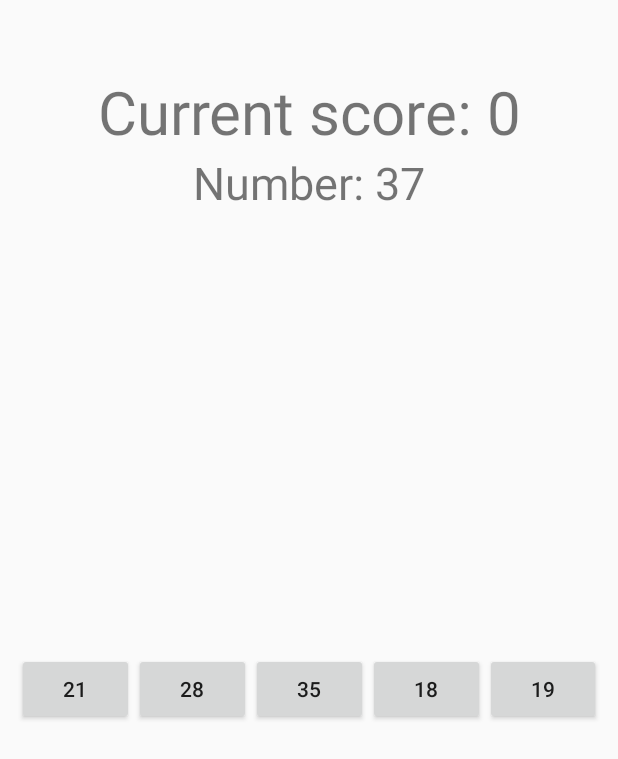
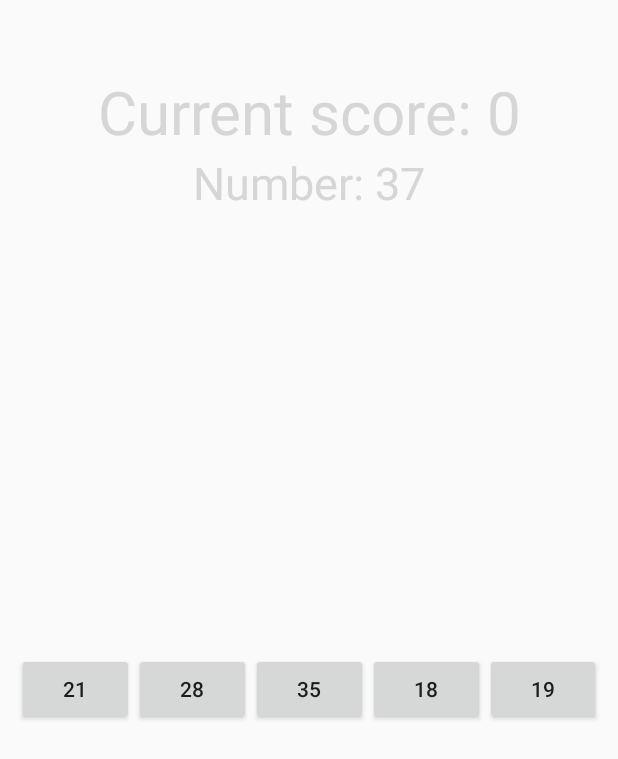
Before and after one commit to realdnchka/numberapp, an Android app: the GameActivity screen opened directly, with no data from a screen before it, on a phone screen of 412 x 824 dp. Shown: the top 759 px of the screen. Run offline under Robolectric (Android 15) with nearby library versions, the phone set to English and light mode, and no system bars.

Commit message:
Update style

```diff
--- a/app/src/main/res/layout/activity_game.xml
+++ b/app/src/main/res/layout/activity_game.xml
@@ -7,43 +7,55 @@
     tools:context=".GameActivity">
 
     <LinearLayout
+        android:layout_width="wrap_content"
+        android:layout_height="wrap_content"
+        app:layout_constraintBottom_toTopOf="@+id/linearLayout"
+        app:layout_constraintEnd_toEndOf="parent"
+        app:layout_constraintStart_toStartOf="parent"
+        app:layout_constraintTop_toTopOf="parent">
+    </LinearLayout>
+
+    <LinearLayout
+        android:id="@+id/linearLayout"
         android:layout_width="409dp"
         android:layout_height="729dp"
         android:orientation="vertical"
+        android:weightSum="10"
         app:layout_constraintBottom_toBottomOf="parent"
         app:layout_constraintEnd_toEndOf="parent"
         app:layout_constraintStart_toStartOf="parent"
-        app:layout_constraintTop_toTopOf="parent"
-        android:weightSum="10">
+        app:layout_constraintTop_toTopOf="parent">
 
         <TextView
             android:id="@+id/tv_current_score"
             android:layout_width="match_parent"
             android:layout_height="wrap_content"
+            android:gravity="center"
             android:text="Current score: 0"
-            android:textSize="40dp"
-            android:gravity="center" />
+            android:textColor="@color/cream_white"
+            android:textSize="40sp" />
 
         <TextView
             android:id="@+id/tv_number"
             android:layout_width="match_parent"
             android:layout_height="wrap_content"
+            android:gravity="center"
             android:text="Number: 0"
-            android:textSize="30dp"
-            android:gravity="center"/>
+            android:textColor="@color/cream_white"
+            android:textSize="30sp" />
 
         <LinearLayout
             android:layout_width="match_parent"
             android:layout_height="match_parent"
-            android:orientation="horizontal"
+            android:layout_marginLeft="10dp"
+            android:layout_marginRight="10dp"
             android:gravity="center"
-            android:layout_marginRight="10dp"
-            android:layout_marginLeft="10dp">
+            android:orientation="horizontal">
 
             <Button
                 android:id="@+id/btn_one"
                 android:layout_width="wrap_content"
-                android:layout_height= "wrap_content"
+                android:layout_height="wrap_content"
                 android:layout_weight="1"
                 android:text="0" />
 
@@ -76,4 +88,5 @@
                 android:text="0" />
         </LinearLayout>
     </LinearLayout>
+
 </androidx.constraintlayout.widget.ConstraintLayout>
```
